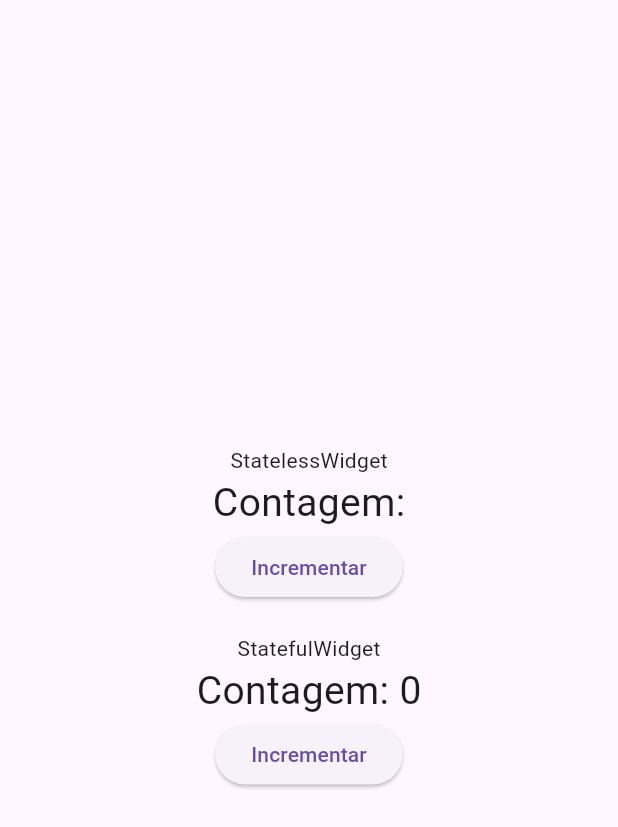
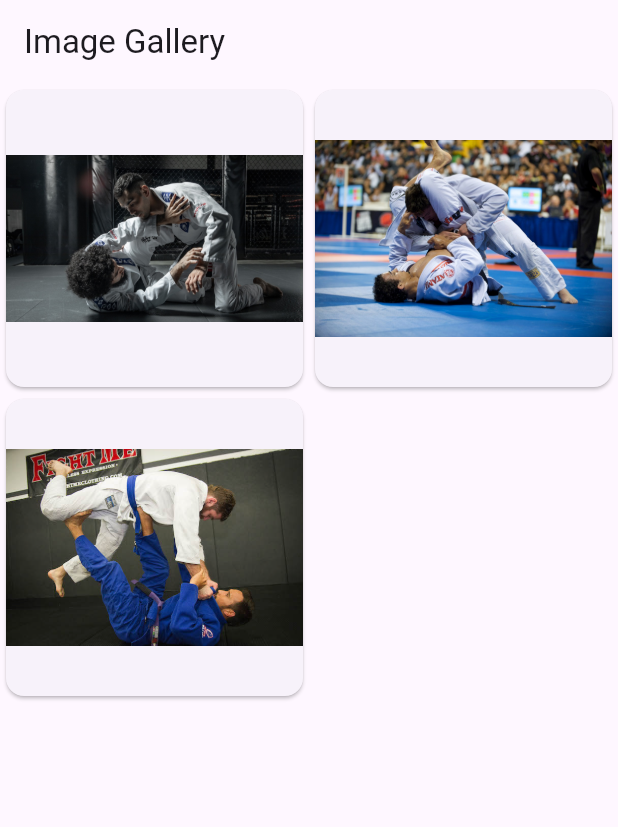
Before and after one commit to FelipeQueFez/flutter-mobile, a Flutter app: the screen it shows after launch, on a phone screen of 412 x 824 dp. Shown: the top 827 px of the screen. Run offline on Flutter 3.47's test engine with Material 3 defaults, Android fonts, the phone set to English and light mode, and no system bars.

Commit message:
chore:checkpoint

```diff
--- /dev/null
+++ b/lib/image_view.dart
@@ -0,0 +1,27 @@
+import 'package:flutter/material.dart';
+
+class ImageView extends StatelessWidget {
+  @override
+  Widget build(BuildContext context) {
+    final String imagePath =
+        ModalRoute.of(context)?.settings.arguments as String;
+
+    return Scaffold(
+      appBar: AppBar(
+        title: Text('View image'),
+      ),
+      body: Column(
+        mainAxisAlignment: MainAxisAlignment.center,
+        children: [
+          Image.asset(imagePath),
+          ElevatedButton(
+            onPressed: () {
+              Navigator.of(context).pop();
+            },
+            child: Text('Voltar para a tela anterior'),
+          ),
+        ],
+      ),
+    );
+  }
+}
--- a/lib/main.dart
+++ b/lib/main.dart
@@ -1,4 +1,7 @@
 import 'package:flutter/material.dart';
+import 'package:image_gallery_app/image_view.dart';
+
+import 'routes.dart';
 
 void main() {
   runApp(MyApp());
@@ -8,81 +11,53 @@ class MyApp extends StatelessWidget {
   @override
   Widget build(BuildContext context) {
     return MaterialApp(
-      home: Scaffold(
-        body: Column(
-          mainAxisAlignment: MainAxisAlignment.center,
-          children: [
-            CounterStateless(),
-            SizedBox(
-              height: 20,
+      title: 'Image Gallery App',
+      theme: ThemeData(
+        primarySwatch: Colors.blue,
+      ),
+      initialRoute: '/',
+      routes: {
+        Routes.home: (context) => ImageGallery(),
+        Routes.imageView: (context) => ImageView(),
+      },
+    );
+  }
+}
+
+class ImageGallery extends StatelessWidget {
+  final List<String> images = [
+    'assets/images/image1.jpg',
+    'assets/images/image2.jpg',
+    'assets/images/image3.png',
+    // Adicione mais caminhos de imagens
+  ];
+
+  @override
+  Widget build(BuildContext context) {
+    return Scaffold(
+      appBar: AppBar(
+        title: Text('Image Gallery'),
+      ),
+      body: GridView.builder(
+        gridDelegate: SliverGridDelegateWithFixedCrossAxisCount(
+          crossAxisCount: 2, // Número de colunas
+        ),
+        itemCount: images.length,
+        itemBuilder: (context, index) {
+          return GestureDetector(
+            onTap: () {
+              Navigator.pushNamed(
+                context,
+                Routes.imageView,
+                arguments: images[index],
+              );
+            },
+            child: Card(
+              child: Image.asset(images[index]),
             ),
-            CounterStateful(),
-          ],
-        ),
+          );
+        },
       ),
     );
   }
 }
-
-class CounterStateless extends StatelessWidget {
-  int _counter = 0;
-
-  void _incrementCounter() {
-    _counter++;
-  }
-
-  @override
-  Widget build(BuildContext context) {
-    return Center(
-      child: Column(
-        children: [
-          Text('StatelessWidget'),
-          Text(
-            'Contagem:',
-            style: TextStyle(fontSize: 26),
-          ),
-          ElevatedButton(
-            onPressed: _incrementCounter,
-            child: Text('Incrementar'),
-          ),
-        ],
-      ),
-    );
-  }
-}
-
-class CounterStateful extends StatefulWidget {
-  @override
-  State<StatefulWidget> createState() {
-    return _CounterStateful();
-  }
-}
-
-class _CounterStateful extends State<CounterStateful> {
-  int _counter = 0;
-
-  void _incrementCounter() {
-    setState(() {
-      _counter++;
-    });
-  }
-
-  @override
-  Widget build(BuildContext context) {
-    return Center(
-      child: Column(
-        children: [
-          Text('StatefulWidget'),
-          Text(
-            'Contagem: $_counter',
-            style: TextStyle(fontSize: 26),
-          ),
-          ElevatedButton(
-            onPressed: _incrementCounter,
-            child: Text('Incrementar'),
-          ),
-        ],
-      ),
-    );
-  }
-}
--- /dev/null
+++ b/lib/routes.dart
@@ -0,0 +1,4 @@
+class Routes {
+  static const String home = '/';
+  static const String imageView = '/image-view';
+}
```
